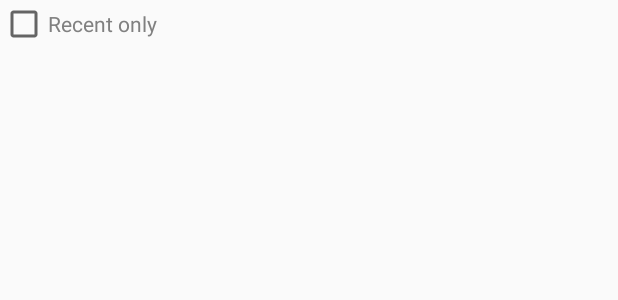
After one commit to justinlwong/HypeMap, an Android app: the layout list_footer.xml on its own in the app's theme, with its tools: preview values and no code run, on a phone screen of 412 x 824 dp. The commit adds this screen. Shown: the top 300 px of the screen. Run offline under Robolectric (Android 15) with nearby library versions, the phone set to English and light mode, and no system bars.

Commit message:
Adding footer layout for show recent posts only. Also removing clear button.

```diff
--- a/app/src/main/java/justin/apackage/com/hypemap/HypeMapViewModel.kt
+++ b/app/src/main/java/justin/apackage/com/hypemap/HypeMapViewModel.kt
@@ -16,6 +16,10 @@ class HypeMapViewModel (application: Application) : AndroidViewModel(application
 
     fun showUserMarkers(userName: String, visible: Boolean) {
         instaRepo.showUserMarkers(userName, visible)
+    }
+
+    fun filterMarkersByTime(timeThreshold: Long) {
+        instaRepo.filterMarkersByTime(timeThreshold)
     }
 
     fun updateInstaData() {
--- a/app/src/main/java/justin/apackage/com/hypemap/MapsActivity.kt
+++ b/app/src/main/java/justin/apackage/com/hypemap/MapsActivity.kt
@@ -88,6 +88,7 @@ class MapsActivity :
                 viewModel.mMap.clear()
                 markers.clear()
                 infoMarkers.clear()
+
                 for (post in posts) {
                     val id = post.locationId
                     val name = post.locationName
--- /dev/null
+++ b/app/src/main/res/layout/list_footer.xml
@@ -0,0 +1,15 @@
+<?xml version="1.0" encoding="utf-8"?>
+<LinearLayout xmlns:android="http://schemas.android.com/apk/res/android"
+              android:orientation="vertical"
+              android:layout_width="match_parent"
+              android:layout_height="match_parent">
+    <CheckBox
+            android:layout_width="wrap_content"
+            android:layout_height="wrap_content"
+            android:backgroundTint="@color/white"
+            android:textColor="@color/grey"
+            android:id="@+id/show_recent_button"
+            android:text="Recent only"
+            android:checked="false"/>
+
+</LinearLayout>
```
Also changed, not shown: app/src/main/java/justin/apackage/com/hypemap/InstagramRepository.kt (+21 -0 lines), app/src/main/java/justin/apackage/com/hypemap/OverlayFragment.kt (+16 -17 lines).
